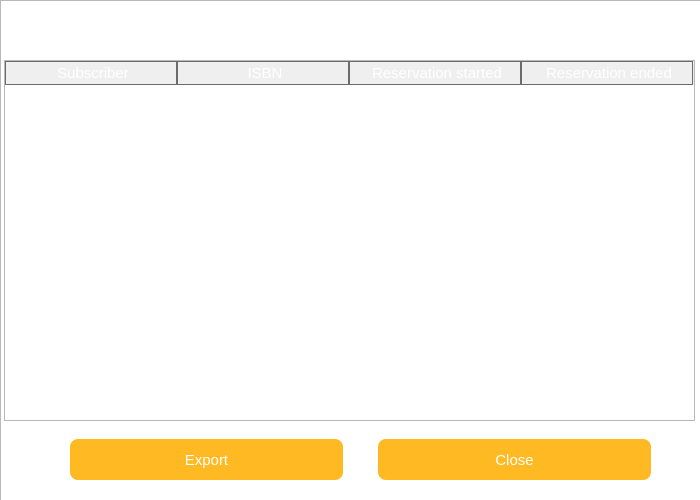
Above: source/accounthistory.ui from sophieham/Glybook before the change. Below: the same form after it.
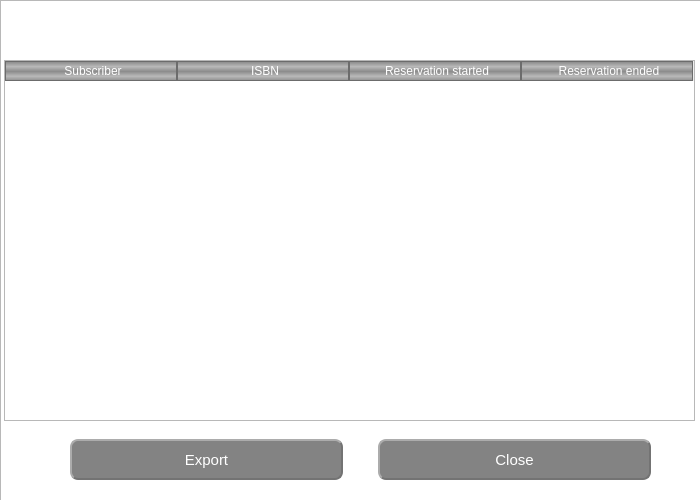
That is the form after the change. Icons and pictures are not drawn.

```diff
--- a/source/accounthistory.ui
+++ b/source/accounthistory.ui
@@ -20,6 +20,27 @@
    <iconset resource="resource.qrc">
     <normaloff>:/icons/icon_final.ico</normaloff>:/icons/icon_final.ico</iconset>
   </property>
+  <property name="styleSheet">
+   <string notr="true">QPushButton {
+	color: white;
+	border-radius: 8px;
+	background-color: rgb(131, 131, 131);
+    border-style: outset;
+    border-width: 2px;
+    border-color:rgb(115, 115, 115);
+    padding: 6px;
+}
+QPushButton:pressed {
+    border-style: inset;
+}
+
+QPushButton:hover {
+	background-color: rgb(115, 115, 115);
+    color:white;
+    border-style: outset;
+}
+</string>
+  </property>
   <widget class="QWidget" name="horizontalLayoutWidget">
    <property name="geometry">
     <rect>
@@ -89,9 +110,7 @@
    </property>
    <property name="styleSheet">
     <string notr="true">QHeaderView::section {
-    background-color: qlineargradient(x1:0, y1:0, x2:0, y2:1,
-                                      stop:0 #616161, stop: 0.5 #505050,
-                                      stop: 0.6 #434343, stop:1 #656565);
+    background-color: qlineargradient(spread:reflect, x1:1, y1:0.522, x2:1, y2:1, stop:0 rgba(140, 140, 140, 255), stop:0.502183 rgba(185, 185, 185, 255), stop:1 rgba(140, 140, 140, 255));
     color: white;
     padding-left: 4px;
     border: 1px solid #6c6c6c;
@@ -99,17 +118,22 @@
 
 QHeaderView::section:checked
 {
-    background-color: red;
+    font-weight:bold;
 }
 
-/* style the sort indicator */
-QHeaderView::down-arrow {
-    image: url(down_arrow.png);
+QTableWidget::item::selected{
+	background-color:blue;
 }
 
-QHeaderView::up-arrow {
-    image: url(up_arrow.png);
-}</string>
+QTableWidget::item:selected:active {
+    background: #e5f3ff;
+	color: black;
+}
+
+QTableWidget::item:hover {
+    background:  #e5f3ff;
+}
+</string>
    </property>
    <property name="editTriggers">
     <set>QAbstractItemView::NoEditTriggers</set>
@@ -168,11 +192,7 @@
        </font>
       </property>
       <property name="styleSheet">
-       <string notr="true">color: white;
-border-radius: 8px;
-text-shadow: 0 1px 1px rgba(0, 0, 0, 0.2);
-background: #ffb922;
-padding: 5;</string>
+       <string notr="true"/>
       </property>
       <property name="text">
        <string>Export</string>
@@ -193,11 +213,7 @@
        </font>
       </property>
       <property name="styleSheet">
-       <string notr="true">color: white;
-border-radius: 8px;
-text-shadow: 0 1px 1px rgba(0, 0, 0, 0.2);
-background: #ffb922;
-padding: 5;</string>
+       <string notr="true"/>
       </property>
       <property name="text">
        <string>Close</string>
```
Left out of the diff: 2 changed lines with no effect on the pictures.
